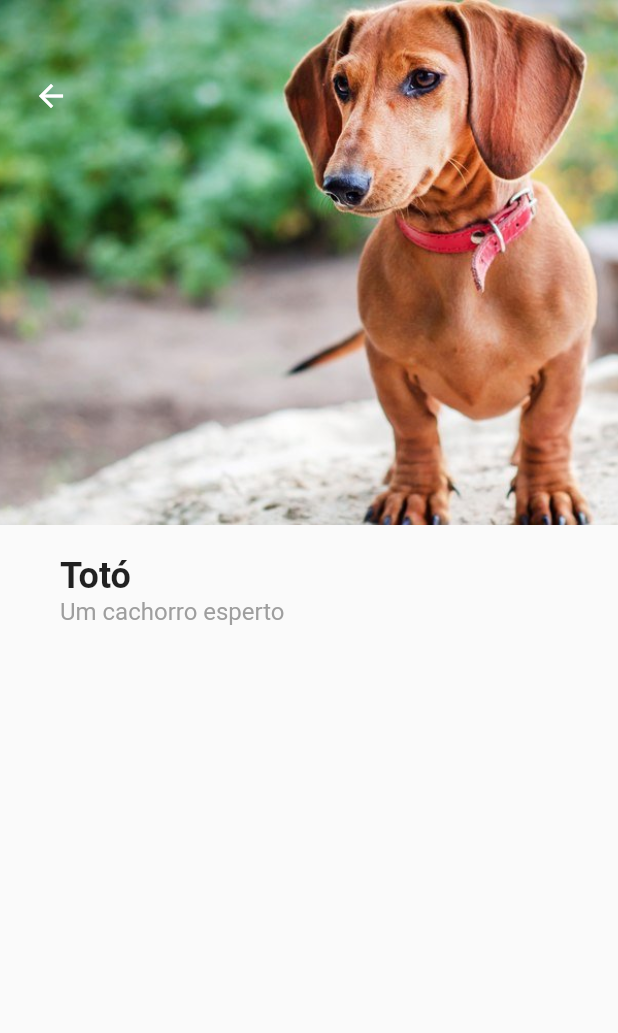
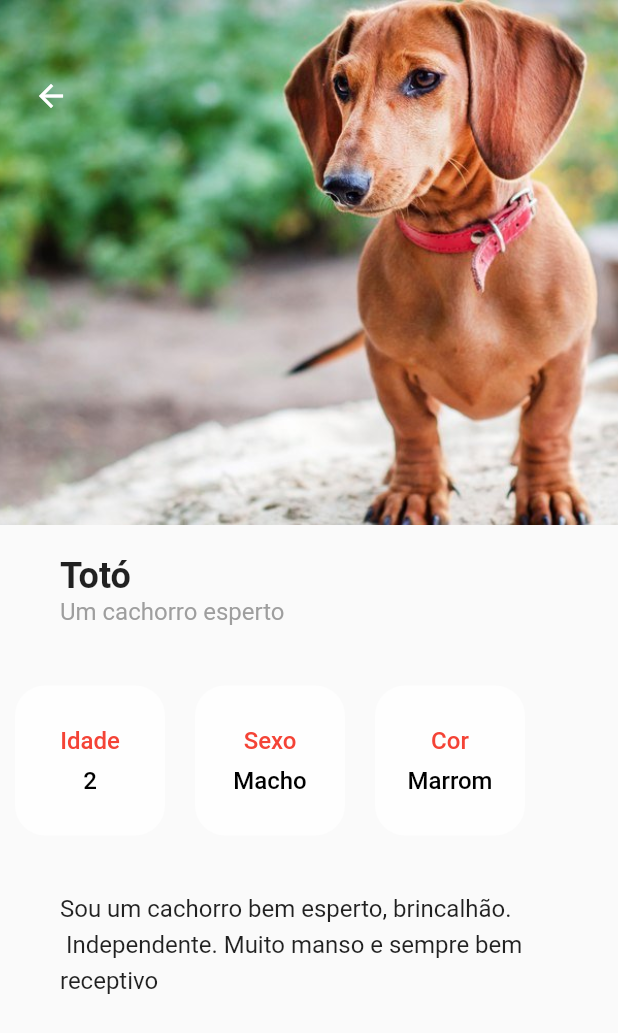
Before and after one commit to lucasmcar/pet-life-flutter, a Flutter app: the screen it shows after launch, after a tap on "Totó", on a phone screen of 412 x 824 dp. Shown: the top 1033 px of the screen. Run offline on Flutter 3.47's test engine with Material 2 defaults, Android fonts, the phone set to English and light mode, and no system bars; Roboto replaces fonts that are missing (Monserrat, Montserrat).

Commit message:
Finalizada a tela de perfil do pet

```diff
--- a/lib/models/pet_model.dart
+++ b/lib/models/pet_model.dart
@@ -28,7 +28,8 @@ var pets = [
     idade: 2,
     sexo: "Macho",
     cor: "Marrom",
-    bio: "Sou um cachorro bem esperto",
+    bio: "Sou um cachorro bem esperto, brincalhão. " +
+    "\n Independente. Muito manso e sempre bem receptivo ",
     id: "1"
   ),
   Pet(
--- a/lib/screens/pet/perfil_pet_screen.dart
+++ b/lib/screens/pet/perfil_pet_screen.dart
@@ -4,6 +4,38 @@ import 'package:lifepet_app/models/pet_model.dart';
 class PerfilPetScreen extends StatelessWidget {
   final Pet pet;
   PerfilPetScreen({required this.pet});
+
+  Widget _cartaoPet(String label, String info) {
+    return Container(
+        margin: EdgeInsets.all(10),
+        width: 100,
+        decoration: BoxDecoration(
+          color: Colors.white70,
+          borderRadius: BorderRadius.circular(20),
+        ),
+        child: Column(
+          mainAxisAlignment: MainAxisAlignment.center,
+          children: [
+            Text(
+              label,
+              style: TextStyle(
+                  fontFamily: "Montserrat",
+                  fontSize: 16,
+                  fontWeight: FontWeight.w500,
+                  color: Colors.red),
+            ),
+            SizedBox(height: 8),
+            Text(
+              info,
+              style: TextStyle(
+                  fontFamily: "Montserrat",
+                  fontSize: 16,
+                  fontWeight: FontWeight.w500,
+                  color: Colors.black),
+            ),
+          ],
+        ));
+  }
 
   @override
   Widget build(BuildContext context) {
@@ -36,9 +68,9 @@ class PerfilPetScreen extends StatelessWidget {
                 ),
               ],
             ),
-            SizedBox(height: 20),
+            const SizedBox(height: 20),
             Padding(
-                padding: EdgeInsets.symmetric(horizontal: 40),
+                padding: const EdgeInsets.symmetric(horizontal: 40),
                 child: Row(
                   mainAxisAlignment: MainAxisAlignment.spaceBetween,
                   children: [
@@ -59,13 +91,42 @@ class PerfilPetScreen extends StatelessWidget {
                 children: [
                   Text(
                     pet.descricao,
-                      style: TextStyle(
+                    style: const TextStyle(
                         fontFamily: "Monserrat",
                         fontSize: 16,
                         color: Colors.grey),
                   )
                 ],
-                ))
+              ),
+            ),
+            Container(
+              margin: const EdgeInsets.only(top: 30),
+              height: 120,
+              child: ListView(
+                scrollDirection: Axis.horizontal,
+                children: [
+                  _cartaoPet("Idade", pet.idade.toString()),
+                  _cartaoPet("Sexo", pet.sexo.toString()),
+                  _cartaoPet("Cor", pet.cor.toString()),
+                ],
+              ),
+            ),
+            Padding(
+              padding: EdgeInsets.symmetric(
+                horizontal: 40,
+                vertical: 25
+              ),
+              child: Text(
+                pet.bio,
+                style: TextStyle(
+                 fontFamily: "Montserrat",
+                 fontSize: 16,
+                 height: 1.5
+                ),
+                maxLines: 3,
+                overflow: TextOverflow.fade
+              ),
+            ),
           ],
         ),
       ),
```
Lines whose indentation alone changed are shown as unchanged.
